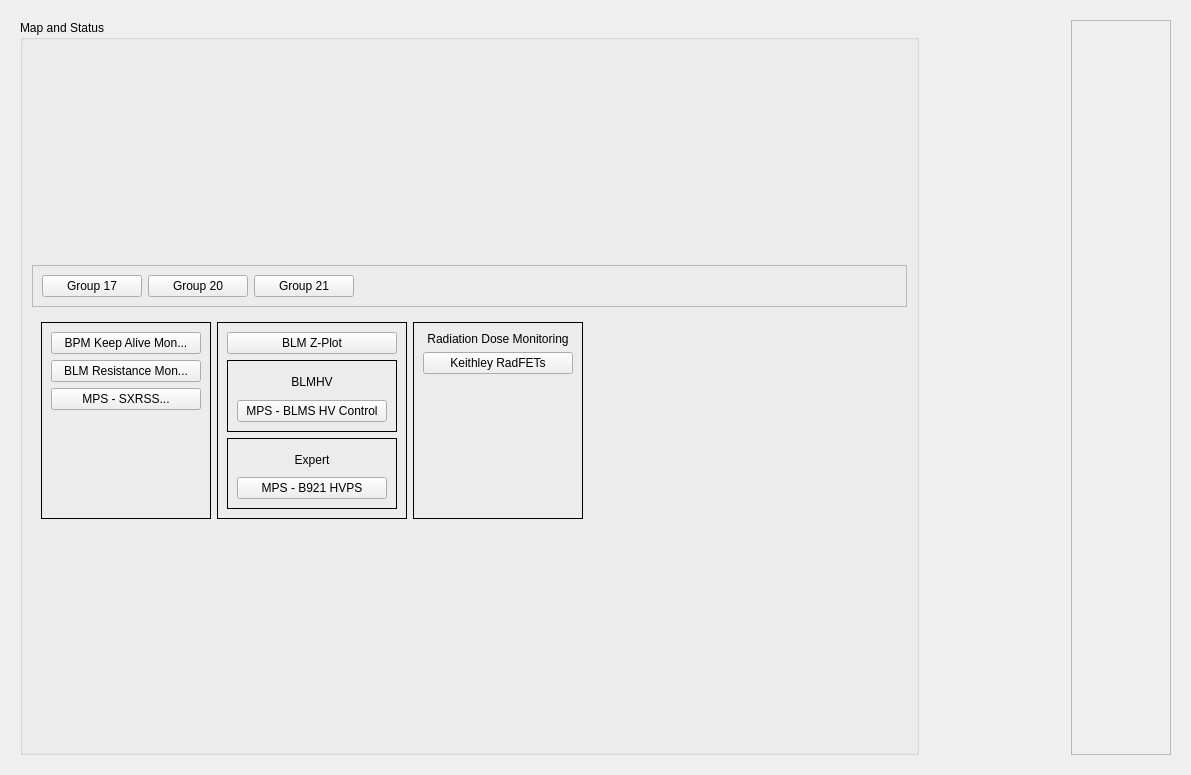
Above: unds_main.ui from ad-build-test/pydm-mps before the change. Below: the same form after it.
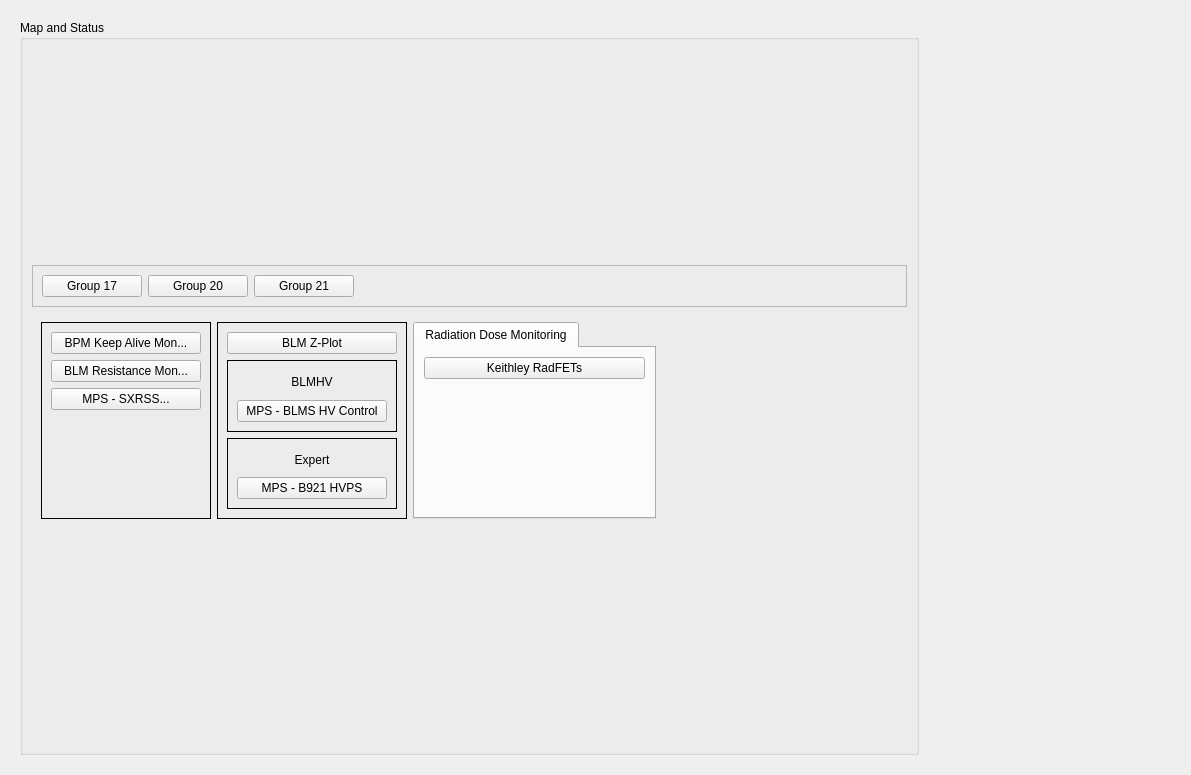
That is the form after the change. Custom widgets are drawn as their Qt base class.

Patch:
```diff
--- a/unds_main.ui
+++ b/unds_main.ui
@@ -138,6 +138,57 @@
               </layout>
              </widget>
             </item>
+            <item row="0" column="2">
+             <widget class="QTabWidget" name="tabWidget">
+              <property name="currentIndex">
+               <number>0</number>
+              </property>
+              <widget class="QWidget" name="tab">
+               <attribute name="title">
+                <string>Radiation Dose Monitoring</string>
+               </attribute>
+               <layout class="QGridLayout" name="gridLayout_12">
+                <item row="0" column="0">
+                 <widget class="PyDMEDMDisplayButton" name="PyDMEDMDisplayButton_3">
+                  <property name="minimumSize">
+                   <size>
+                    <width>150</width>
+                    <height>20</height>
+                   </size>
+                  </property>
+                  <property name="toolTip">
+                   <string/>
+                  </property>
+                  <property name="text">
+                   <string>Keithley RadFETs</string>
+                  </property>
+                  <property name="filenames" stdset="0">
+                   <stringlist>
+                    <string>K2612overview</string>
+                   </stringlist>
+                  </property>
+                  <property name="showIcon" stdset="0">
+                   <bool>false</bool>
+                  </property>
+                 </widget>
+                </item>
+                <item row="1" column="0">
+                 <spacer name="verticalSpacer_4">
+                  <property name="orientation">
+                   <enum>Qt::Vertical</enum>
+                  </property>
+                  <property name="sizeHint" stdset="0">
+                   <size>
+                    <width>20</width>
+                    <height>40</height>
+                   </size>
+                  </property>
+                 </spacer>
+                </item>
+               </layout>
+              </widget>
+             </widget>
+            </item>
             <item row="0" column="1">
              <widget class="QFrame" name="frame_5">
               <property name="frameShape">
@@ -274,65 +325,6 @@
               </layout>
              </widget>
             </item>
-            <item row="0" column="2">
-             <widget class="QFrame" name="frame_4">
-              <property name="frameShape">
-               <enum>QFrame::Box</enum>
-              </property>
-              <property name="frameShadow">
-               <enum>QFrame::Plain</enum>
-              </property>
-              <layout class="QGridLayout" name="gridLayout_5">
-               <item row="1" column="0">
-                <widget class="PyDMEDMDisplayButton" name="PyDMEDMDisplayButton_3">
-                 <property name="minimumSize">
-                  <size>
-                   <width>150</width>
-                   <height>20</height>
-                  </size>
-                 </property>
-                 <property name="toolTip">
-                  <string/>
-                 </property>
-                 <property name="text">
-                  <string>Keithley RadFETs</string>
-                 </property>
-                 <property name="filenames" stdset="0">
-                  <stringlist>
-                   <string>K2612overview</string>
-                  </stringlist>
-                 </property>
-                 <property name="showIcon" stdset="0">
-                  <bool>false</bool>
-                 </property>
-                </widget>
-               </item>
-               <item row="0" column="0">
-                <widget class="QLabel" name="label_10">
-                 <property name="text">
-                  <string>Radiation Dose Monitoring</string>
-                 </property>
-                 <property name="alignment">
-                  <set>Qt::AlignCenter</set>
-                 </property>
-                </widget>
-               </item>
-               <item row="2" column="0">
-                <spacer name="verticalSpacer_4">
-                 <property name="orientation">
-                  <enum>Qt::Vertical</enum>
-                 </property>
-                 <property name="sizeHint" stdset="0">
-                  <size>
-                   <width>20</width>
-                   <height>40</height>
-                  </size>
-                 </property>
-                </spacer>
-               </item>
-              </layout>
-             </widget>
-            </item>
             <item row="0" column="3">
              <spacer name="horizontalSpacer_3">
               <property name="orientation">
@@ -490,7 +482,7 @@
       <item row="0" column="2">
        <widget class="QFrame" name="frame">
         <property name="frameShape">
-         <enum>QFrame::StyledPanel</enum>
+         <enum>QFrame::NoFrame</enum>
         </property>
         <property name="frameShadow">
          <enum>QFrame::Raised</enum>
```
